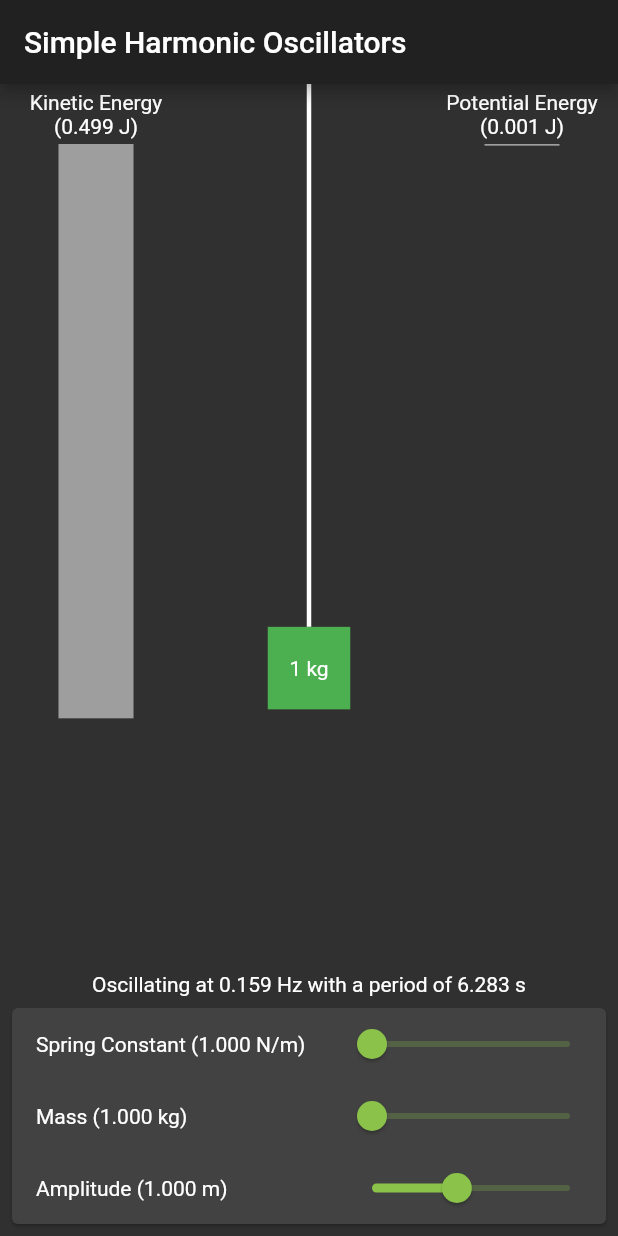
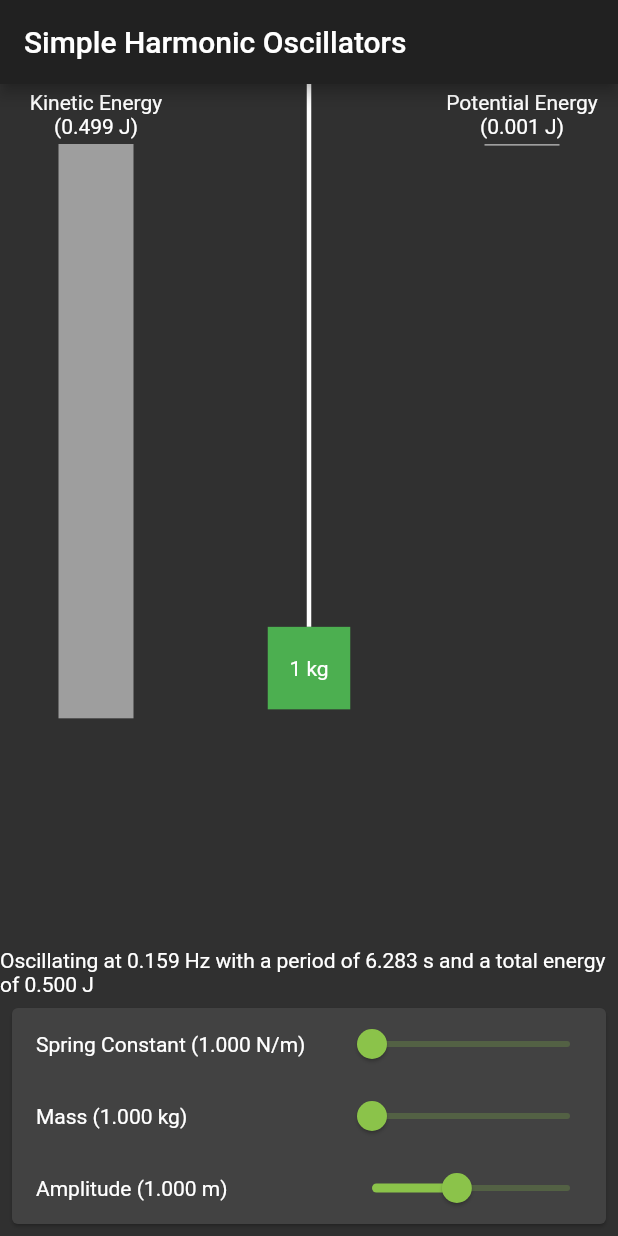
Before and after one commit to GregoryConrad/SHM-Simulation, a Flutter app: the screen it shows after launch, on a phone screen of 412 x 824 dp. Run offline on Flutter 3.47's test engine with Material 2 defaults, Android fonts, the phone set to English and light mode, and no system bars.

Commit message:
Added a note of what total energy is

```diff
--- a/lib/spring_simulation.dart
+++ b/lib/spring_simulation.dart
@@ -90,7 +90,8 @@ class _SpringWidgetState extends State<SpringWidget>
       Column(children: [
         Expanded(child: Container()),
         Text('Oscillating at ${frequency.format()} Hz '
-            'with a period of ${period.format()} s'),
+            'with a period of ${period.format()} s '
+            'and a total energy of ${totalEnergy.format()} J'),
         Card(
           margin: EdgeInsets.all(8),
           child: Padding(
```
